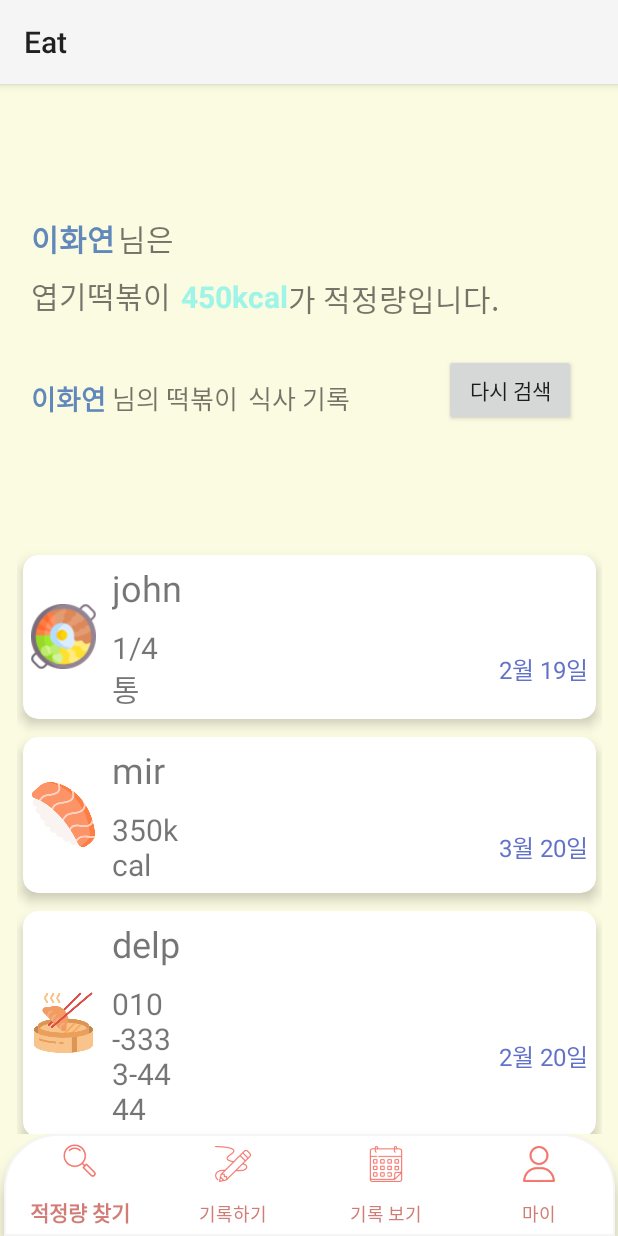
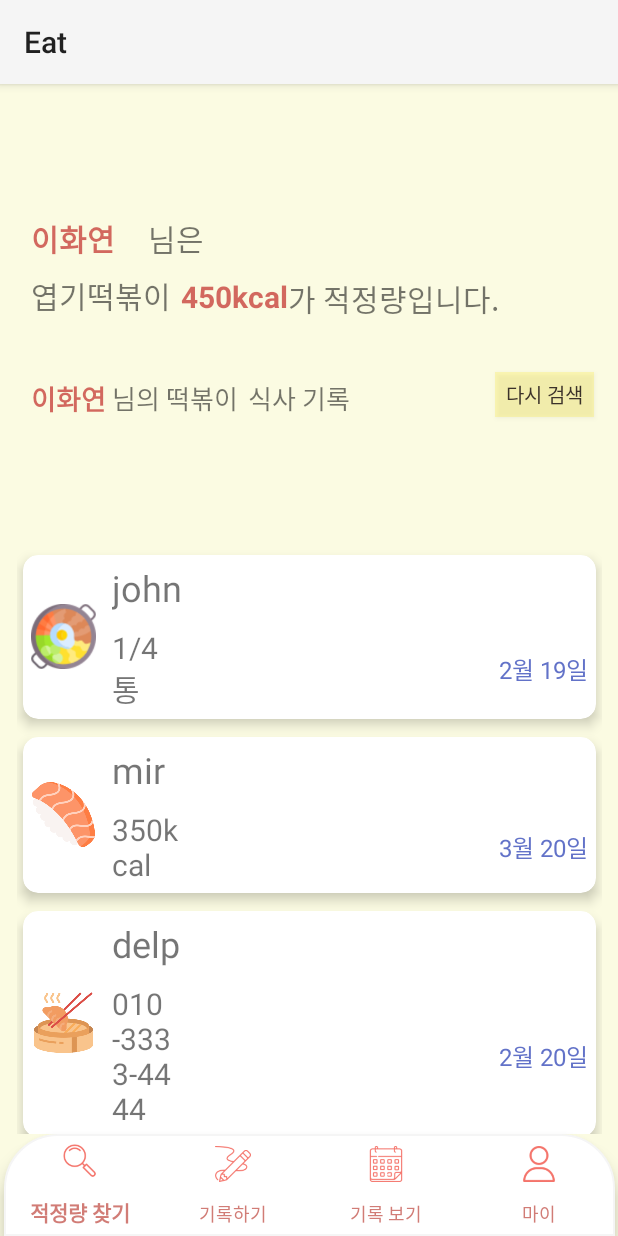
Before and after one commit to Eat-solution-challenge/eat_app, an Android app: the fragment ViewRecordFragment placed in its activity, on a phone screen of 412 x 824 dp. Run offline under Robolectric (Android 15) with nearby library versions, the phone set to English and light mode, and no system bars; libraries missing offline, so code that uses them is left out: com.github.mikephil.charting; 2 statements that could not run were skipped.

Commit message:
토스트 추가, 오타 수정

```diff
--- a/app/src/main/java/com/example/eat/login/LoginActivity.kt
+++ b/app/src/main/java/com/example/eat/login/LoginActivity.kt
@@ -1,5 +1,6 @@
 package com.example.eat.login
 
+import android.content.Context
 import android.content.Intent
 import android.os.Bundle
 import android.util.Log
@@ -10,6 +11,7 @@ import com.example.eat.main.MainActivity
 import com.example.eat.databinding.ActivityLoginBinding
 import retrofit2.Call
 import retrofit2.Response
+import kotlin.coroutines.coroutineContext
 
 var token:String=""
 
--- a/app/src/main/java/com/example/eat/main/findAmount/ViewRecordFragment.kt
+++ b/app/src/main/java/com/example/eat/main/findAmount/ViewRecordFragment.kt
@@ -114,7 +114,7 @@ class ViewRecordFragment : Fragment() {
                             val myResponse = response.body()
                             if (myResponse != null) {
                                 //회원 정보 수정
-                                binding.kcal.text = myResponse.properAmount
+                                binding.kcal.text = Math.round(myResponse.properAmount.toDouble()).toString()+" kcal"
                                 Log.d("데이터 로드 성공", "데이터 로드 성공")
                             } else {
                                 Log.e("데이터 로드 실패", "응답 데이터가 null입니다.")
--- a/app/src/main/java/com/example/eat/main/my/MyFragment.kt
+++ b/app/src/main/java/com/example/eat/main/my/MyFragment.kt
@@ -80,7 +80,7 @@ class MyFragment: Fragment() {
                         //회원 정보 수정
                         binding.textName.text= nickName
                         binding.textGenderAge.text=gender+"/ 만 "+age+"세"
-                        binding.textHeightWeight.text=height.toString()+"cm/"+ weight+"세"
+                        binding.textHeightWeight.text=height.toString()+"cm/"+ weight+"kg"
 
                         //폐기물 양 비교 문구 수정
                         var change= lastWeekTrashAmount-thisWeekTrashAmount
--- a/app/src/main/res/layout/activity_register1.xml
+++ b/app/src/main/res/layout/activity_register1.xml
@@ -2,6 +2,7 @@
 <androidx.constraintlayout.widget.ConstraintLayout xmlns:android="http://schemas.android.com/apk/res/android"
     xmlns:app="http://schemas.android.com/apk/res-auto"
     xmlns:tools="http://schemas.android.com/tools"
+    android:background="#1DFFFF27"
     android:layout_width="match_parent"
     android:layout_height="match_parent">
 
--- a/app/src/main/res/layout/activity_register2.xml
+++ b/app/src/main/res/layout/activity_register2.xml
@@ -2,6 +2,7 @@
 <androidx.constraintlayout.widget.ConstraintLayout xmlns:android="http://schemas.android.com/apk/res/android"
     xmlns:app="http://schemas.android.com/apk/res-auto"
     xmlns:tools="http://schemas.android.com/tools"
+    android:background="#1DFFFF27"
     android:layout_width="match_parent"
     android:layout_height="match_parent">
 
--- a/app/src/main/res/layout/fragment_view_record.xml
+++ b/app/src/main/res/layout/fragment_view_record.xml
@@ -11,7 +11,7 @@
         android:layout_height="wrap_content"
         android:layout_marginTop="88dp"
         android:text="이화연"
-        android:textColor="@color/darkblue"
+        android:textColor="#99B80606"
         android:textSize="20dp"
         android:textStyle="bold"
         app:layout_constraintEnd_toStartOf="@+id/text1"
@@ -26,7 +26,7 @@
         android:layout_marginTop="128dp"
         android:layout_marginEnd="220dp"
         android:text="450kcal"
-        android:textColor="@color/lightgreen"
+        android:textColor="#99B80606"
         android:textSize="20dp"
         android:textStyle="bold"
         app:layout_constraintEnd_toEndOf="parent"
@@ -63,7 +63,7 @@
         android:layout_width="wrap_content"
         android:layout_height="wrap_content"
         android:layout_marginTop="88dp"
-        android:layout_marginEnd="296dp"
+        android:layout_marginEnd="276dp"
         android:text="님은"
         android:textSize="20dp"
         app:layout_constraintEnd_toEndOf="parent"
@@ -84,7 +84,7 @@
         android:layout_height="wrap_content"
         android:layout_marginTop="40dp"
         android:text="이화연"
-        android:textColor="@color/darkblue"
+        android:textColor="#99B80606"
         android:textSize="18dp"
         android:textStyle="bold"
         app:layout_constraintStart_toStartOf="@+id/guideline13"
@@ -125,14 +125,21 @@
         app:layout_constraintStart_toEndOf="@+id/bf_recorded_subcategory"
         app:layout_constraintTop_toTopOf="@+id/name2" />
 
-    <Button
+    <android.widget.Button
         android:id="@+id/backbutton"
-        android:layout_width="wrap_content"
-        android:layout_height="wrap_content"
-        android:layout_marginTop="180dp"
-        android:layout_marginEnd="28dp"
+        android:layout_width="66dp"
+        android:layout_height="30dp"
+        android:layout_marginHorizontal="110dp"
+        android:layout_marginTop="192dp"
+        android:layout_marginEnd="13dp"
+        android:background="#46FFEB3B"
+        android:fontFamily="@font/nanumsquareneo_bd"
         android:text="다시 검색"
+        android:textColor="#EE2E2420"
+        android:textSize="13sp"
         app:layout_constraintEnd_toEndOf="parent"
+        app:layout_constraintHorizontal_bias="0.97"
+        app:layout_constraintStart_toEndOf="@+id/text4"
         app:layout_constraintTop_toTopOf="parent" />
 
     <androidx.recyclerview.widget.RecyclerView
```
Also changed, not shown: app/src/main/java/com/example/eat/main/calendar/Calendar2Fragment.kt (+12 -2 lines), app/src/main/java/com/example/eat/main/calendar/CalendarFragment.kt (+34 -4 lines), app/src/main/java/com/example/eat/main/record/CheckRecordFragment.kt (+5 -3 lines), app/src/main/java/com/example/eat/main/record/RecordFragment.kt (+12 -1 lines), app/src/main/res/layout/fragment_calendar2.xml (+12 -12 lines), 1 other file.
